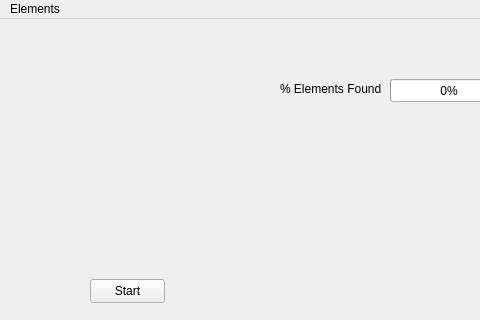
Qt form mainwindow.ui (University-of-Utah-CS3505/a9-edu-app-wyattbworld) before a commit; both pictures show x 0 to 480 and y 0 to 320 of the 1000 by 800 pixel window.
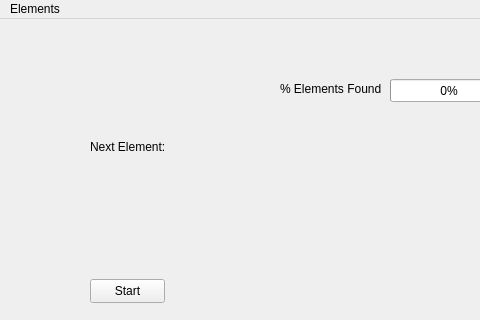
The same form after that commit. Custom widgets are drawn as their Qt base class.

Commit message: Added a preview for the next element.

```diff
--- a/mainwindow.ui
+++ b/mainwindow.ui
@@ -76,6 +76,32 @@
      <string>% Elements Found:</string>
     </property>
    </widget>
+   <widget class="QLabel" name="NextElementIndicator">
+    <property name="geometry">
+     <rect>
+      <x>90</x>
+      <y>120</y>
+      <width>81</width>
+      <height>16</height>
+     </rect>
+    </property>
+    <property name="text">
+     <string>Next Element:</string>
+    </property>
+   </widget>
+   <widget class="QLabel" name="AtomImagePreview">
+    <property name="geometry">
+     <rect>
+      <x>90</x>
+      <y>150</y>
+      <width>80</width>
+      <height>80</height>
+     </rect>
+    </property>
+    <property name="text">
+     <string/>
+    </property>
+   </widget>
   </widget>
   <widget class="QMenuBar" name="menu">
    <property name="geometry">
```
Left out of the diff: 2 changed lines with no effect on the pictures. The commit also changes 4 other files.
